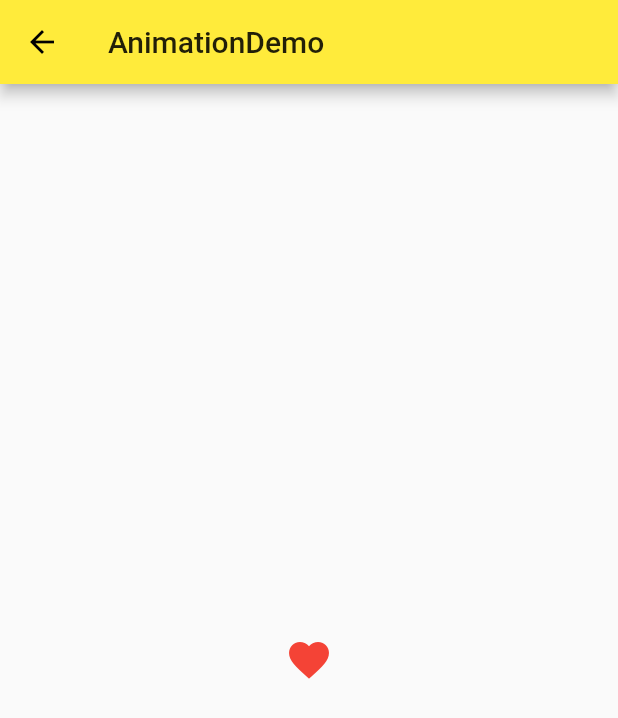
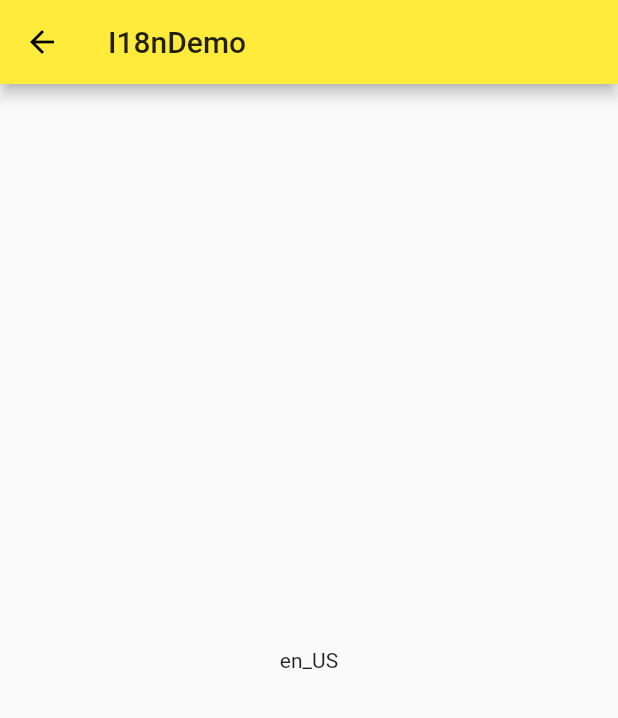
Before and after one commit to weiliushuai/Flutterhello, a Flutter app: the screen it shows after launch, on a phone screen of 412 x 824 dp. Shown: the top 718 px of the screen. Run offline on Flutter 3.47's test engine with Material 2 defaults, Android fonts, the phone set to English and light mode, and no system bars; our stand-ins replace rxdart.

Commit message:
语言国际化

```diff
--- /dev/null
+++ b/lib/demo/i18n/i18n_demo.dart
@@ -0,0 +1,32 @@
+
+
+import 'package:flutter/material.dart';
+
+class I18nDemo extends StatelessWidget {
+
+
+  @override
+  Widget build(BuildContext context) {
+    Locale locale = Localizations.localeOf(context);
+    return Scaffold(
+     appBar: AppBar(title: Text("I18nDemo"),),
+     body: Center(
+       child: Text(locale.toString()),
+     ),
+    );
+  }
+}
+
+class I18nDemoHome extends StatefulWidget {
+
+
+  @override
+  _I18nDemoHomeState createState() => _I18nDemoHomeState();
+}
+
+class _I18nDemoHomeState extends State<I18nDemoHome> {
+  @override
+  Widget build(BuildContext context) {
+    return Container();
+  }
+}
--- a/lib/main.dart
+++ b/lib/main.dart
@@ -17,6 +17,8 @@ import './demo/rxdart/rxdart_demo.dart';
 import 'demo/animation/animation_demo.dart';
 import 'demo/bloc/bloc_demo.dart';
 import 'demo/http/http_demo.dart';
+import 'demo/i18n/i18n_demo.dart';
+import 'package:flutter_localizations/flutter_localizations.dart';
 
 void main()=> runApp(App());
 
@@ -24,9 +26,17 @@ class App extends StatelessWidget{
   @override
   Widget build(BuildContext context) {
     return MaterialApp(
+      localizationsDelegates: [
+        GlobalMaterialLocalizations.delegate,
+        GlobalWidgetsLocalizations.delegate
+      ],
+      supportedLocales: [
+        Locale("en","US"),
+        Locale("zh","CN")
+      ],
       debugShowCheckedModeBanner: false,
     //  home:Home(),
-     initialRoute: "/animation",
+     initialRoute: "/i18n",
       routes: {
         "/":(context) => NavigatorDemo(),
         "/about": (context) => PageDemo(title:"Anout"),
@@ -39,6 +49,7 @@ class App extends StatelessWidget{
         "/bloc" : (context) => BlocDemo(),
         "/http" : (context) => HttpDemo(),
         "/animation" : (context) => AnimationDemo(),
+         "/i18n" : (context) => I18nDemo(),
 
 
 
--- a/pubspec.yaml
+++ b/pubspec.yaml
@@ -19,10 +19,13 @@ environment:
 dependencies:
   flutter:
     sdk: flutter
-  intl: 0.16.1
+  intl: ^0.16.0
   scoped_model : 1.0.1
   rxdart: 0.22.1
   http: 0.12.0+4
+
+  flutter_localizations:
+    sdk: flutter
 
   # The following adds the Cupertino Icons font to your application.
   # Use with the CupertinoIcons class for iOS style icons.
```
Also changed, not shown: lib/demo/animation/animation_demo.dart (+15 -25 lines), lib/demo/i18n/intl/intl_demo.dart (added), pubspec.lock, 4 other files.
